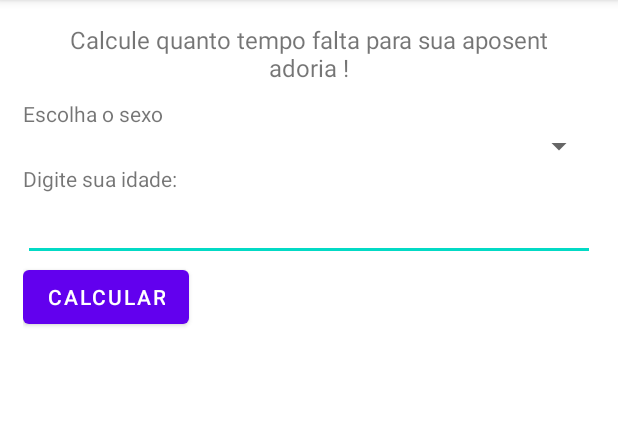
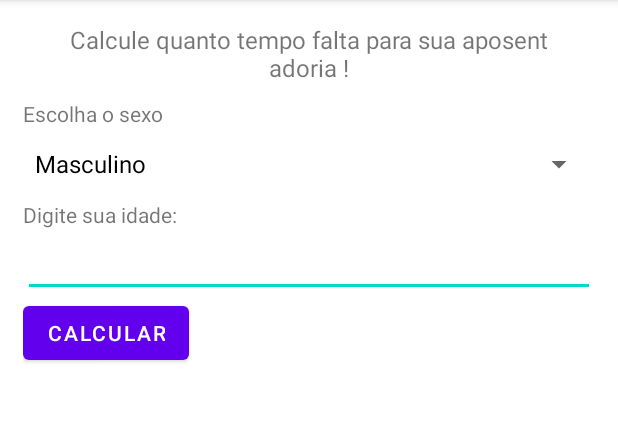
Before and after one commit to ViniBza/EstudosAndroid, an Android app: the screen it shows after launch (MainActivity), on a phone screen of 412 x 824 dp, the part 84-506 px from its top. Run offline under Robolectric (Android 15) with nearby library versions, the phone set to English and light mode, and no system bars.

Commit message:
Finalizando app de Calcular Aposentadoria

```diff
--- a/Projetos/Livro Kotlin/CalculoAposentadoria/app/src/main/java/livrokotlin/com/br/MainActivity.kt
+++ b/Projetos/Livro Kotlin/CalculoAposentadoria/app/src/main/java/livrokotlin/com/br/MainActivity.kt
@@ -1,11 +1,39 @@
 package livrokotlin.com.br
 
+import android.os.Bundle
+import android.widget.*
 import androidx.appcompat.app.AppCompatActivity
-import android.os.Bundle
 
 class MainActivity : AppCompatActivity() {
     override fun onCreate(savedInstanceState: Bundle?) {
         super.onCreate(savedInstanceState)
         setContentView(R.layout.activity_main)
+
+        val spn_sexo = findViewById<Spinner>(R.id.spn_sexo)
+        val edt_idade = findViewById<EditText>(R.id.edt_idade)
+        val btn_calcular = findViewById<Button>(R.id.btn_calcular)
+        val txt_resultado = findViewById<TextView>(R.id.txt_resultado)
+
+        spn_sexo.adapter = ArrayAdapter<String>(this, android.R.layout.simple_spinner_dropdown_item,
+        listOf("Masculino", "Feminino"))
+
+        btn_calcular.setOnClickListener {
+
+            //Faz com que o retorno do spn seja do tipo string
+            val sexo = spn_sexo.selectedItem as String
+
+            //recuperar a idade do usuário
+            val idade = edt_idade.text.toString().toInt()
+
+            var resultado = 0
+            if (sexo == "Masculino") {
+                resultado = 65 - idade
+            }else{
+                resultado = 60 - idade
+            }
+
+            //Atualizando o resultado de acordo com o fornecido.
+            txt_resultado.text = " Faltam $resultado anos para você se aposentar."
+        }
     }
 }
--- a/Projetos/Livro Kotlin/CalculoAposentadoria/app/src/main/res/layout/activity_main.xml
+++ b/Projetos/Livro Kotlin/CalculoAposentadoria/app/src/main/res/layout/activity_main.xml
@@ -36,7 +36,7 @@
         />
 
     <EditText
-        android:id="@+id/edit_idade"
+        android:id="@+id/edt_idade"
         android:layout_width="match_parent"
         android:layout_height="wrap_content"
         />
@@ -54,7 +54,6 @@
         android:layout_height="wrap_content"
         android:layout_gravity="center_horizontal"
         android:textSize="14sp"
-        tools:text="Resultado é"
         />
 
 
--- a/Projetos/Livro Kotlin/CalculoAposentadoria/build.gradle
+++ b/Projetos/Livro Kotlin/CalculoAposentadoria/build.gradle
@@ -1,12 +1,12 @@
 // Top-level build file where you can add configuration options common to all sub-projects/modules.
 buildscript {
-    ext.kotlin_version = "1.5.10"
+    ext.kotlin_version = "1.4.31"
     repositories {
         google()
         mavenCentral()
     }
     dependencies {
-        classpath "com.android.tools.build:gradle:4.2.0"
+        classpath 'com.android.tools.build:gradle:4.2.0'
         classpath "org.jetbrains.kotlin:kotlin-gradle-plugin:$kotlin_version"
 
         // NOTE: Do not place your application dependencies here; they belong
```
